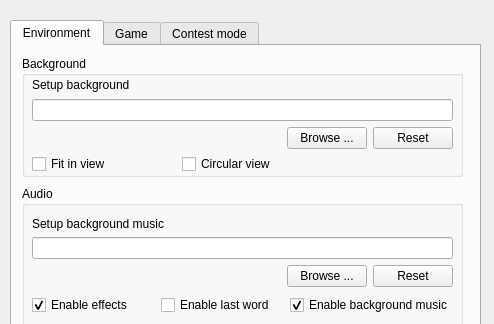
The window that src/dialog/configdialog.ui (Mogara/QSanguosha) describes before a commit, drawn with Qt 5; both pictures show x 0 to 494 and y 0 to 324 of the 494 by 503 pixel window.
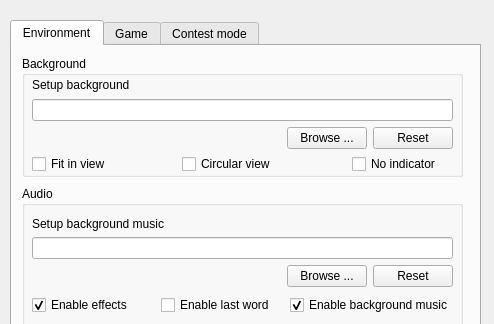
The same window after the commit.

Commit message: Add NoIndicator option at config dialog

What changed in the file:
```diff
--- a/src/dialog/configdialog.ui
+++ b/src/dialog/configdialog.ui
@@ -281,6 +281,19 @@
        <string>Circular view</string>
       </property>
      </widget>
+     <widget class="QCheckBox" name="noIndicatorCheckBox">
+      <property name="geometry">
+       <rect>
+        <x>330</x>
+        <y>100</y>
+        <width>95</width>
+        <height>16</height>
+       </rect>
+      </property>
+      <property name="text">
+       <string>No indicator</string>
+      </property>
+     </widget>
     </widget>
     <widget class="QGroupBox" name="fontSetupGroupBox">
      <property name="geometry">
```
The commit also changes 2 other files.
